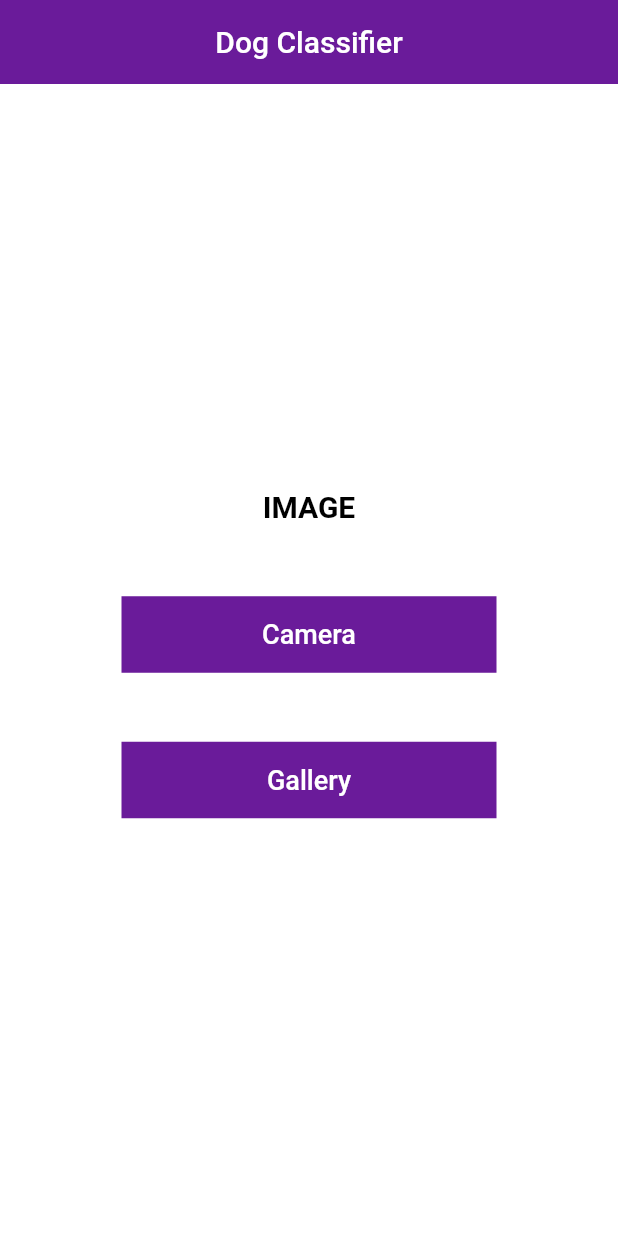
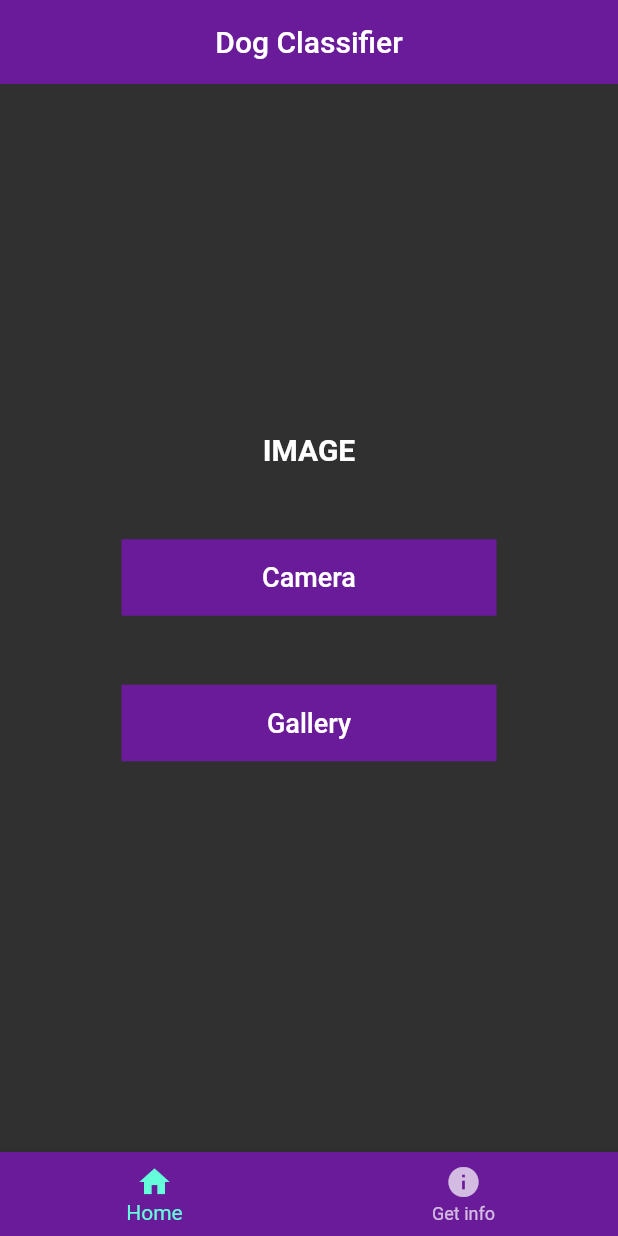
Before and after one commit to Geeth-Kanishka/Dog_breed_classifier-Flutter, a Flutter app: the screen it shows after launch, on a phone screen of 412 x 824 dp. Run offline on Flutter 3.47's test engine with Material 2 defaults, Android fonts, the phone set to English and light mode, and no system bars; our stand-ins replace image_picker; missing offline and left inert: tflite.

Commit message:
adding info page

```diff
--- /dev/null
+++ b/lib/Home.dart
@@ -0,0 +1,177 @@
+import 'dart:io';
+import 'package:tflite/tflite.dart';
+import 'package:image_picker/image_picker.dart';
+import 'package:flutter/material.dart';
+class Home extends StatefulWidget {
+  @override
+  _HomeState createState() => _HomeState();
+}
+
+class _HomeState extends State<Home> {
+  bool _loading = true;
+  File _image;
+  List _output;
+  final picker = ImagePicker();
+
+  @override
+  void initState() {
+    super.initState();
+    loadModel().then((value) {
+      setState(() {});
+    });
+  }
+
+  @override
+  void dispose() {
+    super.dispose();
+    Tflite.close();
+  }
+
+  classify(File image) async {
+    var output = await Tflite.runModelOnImage(
+      path: image.path,
+      numResults:5,
+      threshold: 0.5,
+      imageMean: 127.5,
+      imageStd: 127.5,
+    );
+    setState(() {
+      _output = output;
+      _loading = false;
+    });
+  }
+
+  loadModel() async {
+    await Tflite.loadModel(
+        model: 'assets/model_unquant.tflite', labels: 'assets/labels.txt');
+  }
+
+  pickImage() async {
+    var image = await picker.getImage(source: ImageSource.camera);
+    if (image == null) return null;
+
+    setState(() {
+      _image = File(image.path);
+    });
+    classify(_image);
+  }
+
+  pickImage_Gallery() async {
+    var image = await picker.getImage(source: ImageSource.gallery);
+    if (image == null) return null;
+
+    setState(() {
+      _image = File(image.path);
+    });
+    classify(_image);
+  }
+
+  @override
+  Widget build(BuildContext context) {
+    return  new Scaffold(
+      appBar: AppBar(
+        centerTitle: true,
+        elevation: 0,
+        backgroundColor: Colors.purple[800],
+        title: Text(
+          'Dog Classifier',
+          style: TextStyle(
+            color: Colors.white,
+            fontSize: 20,
+          ),
+        ),
+      ),
+      body: Container(
+        color: Colors.grey[850],
+        padding:EdgeInsets.fromLTRB(35,0,35,20) ,
+        child: Column(
+          mainAxisAlignment: MainAxisAlignment.center,
+          children: [
+            const Text(
+              "IMAGE",
+              style:TextStyle(
+                color: Colors.white,
+                fontWeight: FontWeight.bold,
+                fontSize:20,
+              ) ,
+            ),
+            SizedBox(height: 20),
+            Container(
+              child: Center(
+                child: _loading == true ? null : Container(
+                  child: Column(
+                    children: [
+                      Container(
+                        height: 300,
+                        width: 300,
+                        child: Container(
+                          child: Image.file(
+                            _image,
+                            fit: BoxFit.fill,
+                          ),
+                        ),
+                      ),
+                      SizedBox(height: 20),
+                      _output != null ? Text(
+                        ' ${_output[0]['label']}',
+                        style: TextStyle(
+                          color: Colors.white,
+                          fontSize: 18,
+                          fontWeight: FontWeight.bold,
+                        ),
+                      )
+                          : null,
+
+                    ],
+                  ),
+                ),
+              ),
+            ),
+            SizedBox(height: 20),
+            Container(
+              child: Column(
+                children: [
+                  TextButton(
+                    onPressed: pickImage,
+                    child: Container(
+                      width: 250,
+                      alignment: Alignment.center,
+                      padding:
+                      EdgeInsets.symmetric(horizontal: 25, vertical: 15),
+                      decoration: BoxDecoration(
+                        color: Colors.purple[800],
+                      ),
+                      child: Text(
+                        'Camera',
+                        style: TextStyle(color: Colors.white, fontSize: 18),
+                      ),
+                    ),
+                  ),
+                  SizedBox(
+                    height: 30,
+                  ),
+                  TextButton(
+                    onPressed: pickImage_Gallery,
+                    child: Container(
+                      width: 250,
+                      alignment: Alignment.center,
+                      padding:
+                      EdgeInsets.symmetric(horizontal: 25, vertical: 15),
+                      decoration: BoxDecoration(
+                        color: Colors.purple[800],
+                      ),
+                      child: Text(
+                        'Gallery',
+                        style: TextStyle(color: Colors.white, fontSize: 18),
+                      ),
+                    ),
+                  ),
+                ],
+              ),
+            ),
+          ],
+        ),
+      ),
+    );
+  }
+}
--- a/lib/main.dart
+++ b/lib/main.dart
@@ -1,184 +1,53 @@
-import 'dart:io';
-import 'package:tflite/tflite.dart';
-import 'package:image_picker/image_picker.dart';
+
 import 'package:flutter/material.dart';
+import 'package:flutter_app/Home.dart';
+import 'package:flutter_app/info.dart';
 
 void main() {
   runApp(MaterialApp(
     debugShowCheckedModeBanner: false,
     theme: ThemeData.dark(),
-    home:Home(),
+    home:bottomNavBar(),
   ));
 }
 
-class Home extends StatefulWidget {
+
+class bottomNavBar extends StatefulWidget {
+
   @override
-  _HomeState createState() => _HomeState();
+  _bottomNavBarState createState() => _bottomNavBarState();
 }
 
-class _HomeState extends State<Home> {
-  bool _loading = true;
-  File _image;
-  List _output;
-  final picker = ImagePicker();
-
-  @override
-  void initState() {
-    super.initState();
-    loadModel().then((value) {
-      setState(() {});
+class _bottomNavBarState extends State<bottomNavBar> {
+  int _currentIndex = 0;
+  final List<Widget> _children =[
+    Home(),
+    info(),
+  ];
+  void _onTappedBar(int index) {
+    setState(() {
+      _currentIndex = index;
     });
   }
-
-  @override
-  void dispose() {
-    super.dispose();
-    Tflite.close();
-  }
-
-  classify(File image) async {
-    var output = await Tflite.runModelOnImage(
-      path: image.path,
-      numResults:5,
-      threshold: 0.5,
-      imageMean: 127.5,
-      imageStd: 127.5,
-    );
-    setState(() {
-      _output = output;
-      _loading = false;
-    });
-  }
-
-  loadModel() async {
-    await Tflite.loadModel(
-        model: 'assets/model_unquant.tflite', labels: 'assets/labels.txt');
-  }
-
-  pickImage() async {
-    var image = await picker.getImage(source: ImageSource.camera);
-    if (image == null) return null;
-
-    setState(() {
-      _image = File(image.path);
-    });
-    classify(_image);
-  }
-
-  pickImage_Gallery() async {
-    var image = await picker.getImage(source: ImageSource.gallery);
-    if (image == null) return null;
-
-    setState(() {
-      _image = File(image.path);
-    });
-    classify(_image);
-  }
-
   @override
   Widget build(BuildContext context) {
     return Scaffold(
-      appBar: AppBar(
-        centerTitle: true,
-        elevation: 0,
+      body: _children[_currentIndex],
+      bottomNavigationBar: BottomNavigationBar(
         backgroundColor: Colors.purple[800],
-        title: Text(
-          'Dog Classifier',
-          style: TextStyle(
-            color: Colors.white,
-            fontSize: 20,
+        items: const <BottomNavigationBarItem>[
+          BottomNavigationBarItem(
+            icon: Icon(Icons.home),
+            label: 'Home',
           ),
-        ),
-      ),
-      body: Container(
-        color: Colors.white,
-        padding:EdgeInsets.fromLTRB(35,20,35,20) ,
-        child: Column(
-          mainAxisAlignment: MainAxisAlignment.center,
-          children: [
-            const Text(
-              "IMAGE",
-              style:TextStyle(
-                color: Colors.black,
-                fontWeight: FontWeight.bold,
-                fontSize:20,
-              ) ,
-            ),
-            SizedBox(height: 20),
-            Container(
-              child: Center(
-                child: _loading == true ? null : Container(
-                  child: Column(
-                    children: [
-                      Container(
-                        height: 300,
-                        width: 300,
-                        child: Container(
-                          child: Image.file(
-                            _image,
-                            fit: BoxFit.fill,
-                          ),
-                        ),
-                      ),
-                      SizedBox(height: 20),
-                      _output != null ? Text(
-                        ' ${_output[0]['label']}',
-                        style: TextStyle(
-                          color: Colors.black,
-                          fontSize: 18,
-                          fontWeight: FontWeight.bold,
-                        ),
-                      )
-                          : null,
-                    ],
-                  ),
-                ),
-              ),
-            ),
-            SizedBox(height: 20),
-            Container(
-              child: Column(
-                children: [
-                  TextButton(
-                    onPressed: pickImage,
-                    child: Container(
-                      width: 250,
-                      alignment: Alignment.center,
-                      padding:
-                      EdgeInsets.symmetric(horizontal: 25, vertical: 15),
-                      decoration: BoxDecoration(
-                        color: Colors.purple[800],
-                      ),
-                      child: Text(
-                        'Camera',
-                        style: TextStyle(color: Colors.white, fontSize: 18),
-                      ),
-                    ),
-                  ),
-                  SizedBox(
-                    height: 30,
-                  ),
-                  TextButton(
-                    onPressed: pickImage_Gallery,
-                    child: Container(
-                      width: 250,
-                      alignment: Alignment.center,
-                      padding:
-                      EdgeInsets.symmetric(horizontal: 25, vertical: 15),
-                      decoration: BoxDecoration(
-                        color: Colors.purple[800],
-                      ),
-                      child: Text(
-                        'Gallery',
-                        style: TextStyle(color: Colors.white, fontSize: 18),
-                      ),
-                    ),
-                  ),
-                ],
-              ),
-            ),
-          ],
-        ),
+          BottomNavigationBarItem(
+            icon: Icon(Icons.info),
+            label: 'Get info',
+          ),
+        ],
+        currentIndex: _currentIndex,
+        // selectedItemColor: Colors.amber[800],
+        onTap: _onTappedBar,
       ),
     );
   }
--- a/pubspec.yaml
+++ b/pubspec.yaml
@@ -29,6 +29,7 @@ dependencies:
   # The following adds the Cupertino Icons font to your application.
   # Use with the CupertinoIcons class for iOS style icons.
   cupertino_icons: ^1.0.0
+  url_launcher: ^6.0.5
 
 dev_dependencies:
   flutter_test:
```
Also changed, not shown: lib/info.dart (added, +157 -0 lines), pubspec.lock.
